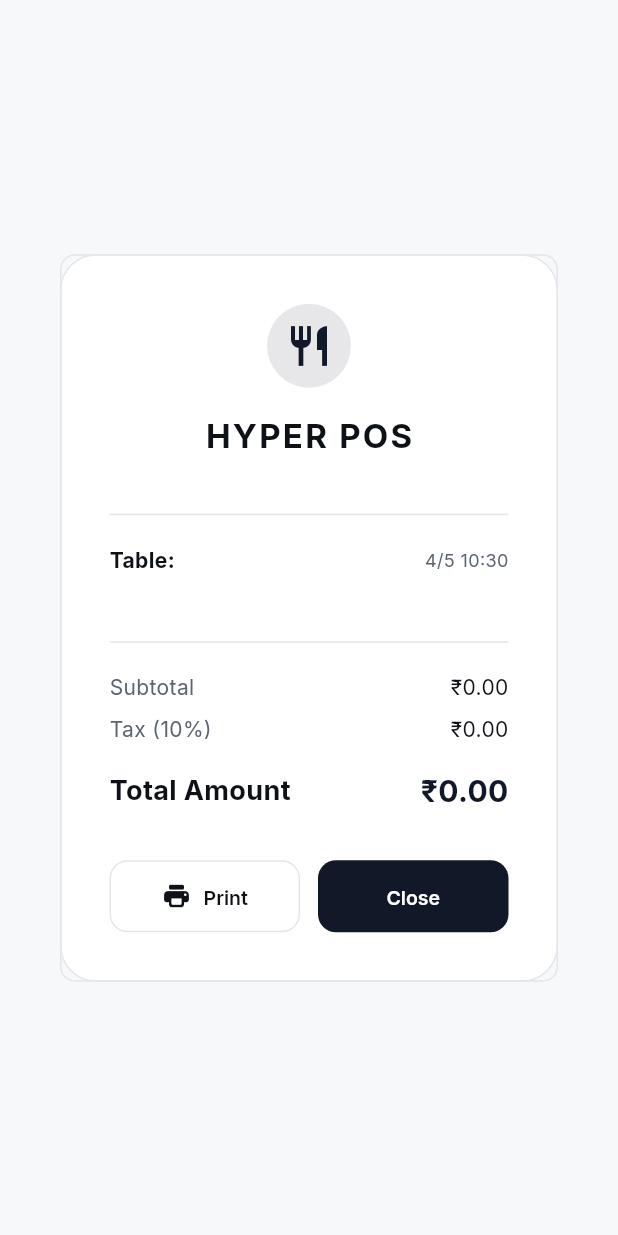
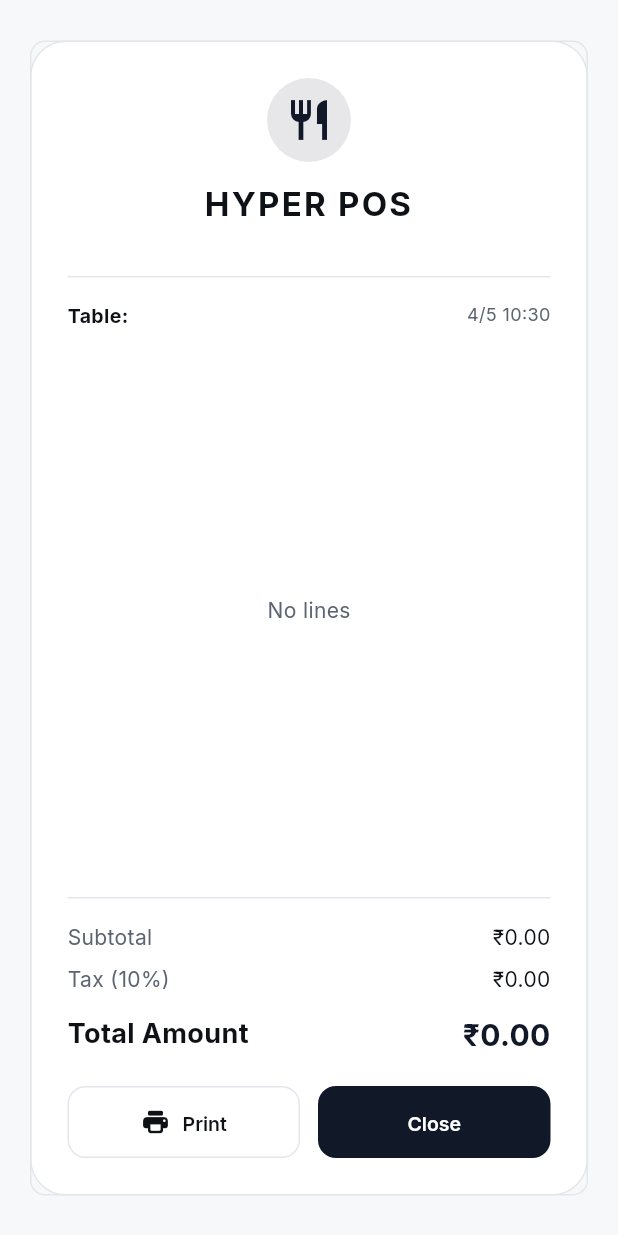
Before and after one commit to hyperingenious/cashier-dash, a Flutter app: the BillReceiptDialog widget shown alone on an empty page, opened directly with empty values, on a phone screen of 412 x 824 dp. Run offline on Flutter 3.47's test engine with Material 3 defaults, Android fonts, the phone set to English and light mode, and no system bars; our stand-ins replace dio, google_fonts, pdf, printing.

Commit message:
fix(receipt): scroll bill dialog body; stop overflow on long lines/large totals
Co-authored-by: Cursor <cursoragent@cursor.com>

```diff
--- a/lib/main.dart
+++ b/lib/main.dart
@@ -1,3 +1,5 @@
+import 'dart:math' as math;
+
 import 'package:dio/dio.dart';
 import 'package:flutter/material.dart';
 import 'package:google_fonts/google_fonts.dart';
@@ -3275,15 +3277,23 @@ class BillReceiptDialog extends StatelessWidget {
 
   @override
   Widget build(BuildContext context) {
+    final screenH = MediaQuery.sizeOf(context).height;
+    final maxDialogH = math.min(
+      math.min(screenH * 0.88, 720.0),
+      math.max(260.0, screenH - 48),
+    );
+
     return Dialog(
       backgroundColor: Colors.transparent,
+      insetPadding: const EdgeInsets.symmetric(horizontal: 20, vertical: 24),
       child: GlassContainer(
-        padding: const EdgeInsets.all(32),
+        padding: const EdgeInsets.all(24),
         borderRadius: 24,
         child: SizedBox(
           width: 380,
+          height: maxDialogH,
           child: Column(
-            mainAxisSize: MainAxisSize.min,
+            crossAxisAlignment: CrossAxisAlignment.stretch,
             children: [
               Container(
                 padding: const EdgeInsets.all(12),
@@ -3293,9 +3303,10 @@ class BillReceiptDialog extends StatelessWidget {
                 ),
                 child: const Icon(Icons.restaurant, color: PosColors.primary, size: 32),
               ),
-              const SizedBox(height: 16),
+              const SizedBox(height: 12),
               Text(
                 'HYPER POS',
+                textAlign: TextAlign.center,
                 style: GoogleFonts.inter(
                   fontSize: 22,
                   fontWeight: FontWeight.bold,
@@ -3305,6 +3316,7 @@ class BillReceiptDialog extends StatelessWidget {
               ),
               Text(
                 title,
+                textAlign: TextAlign.center,
                 style: GoogleFonts.inter(
                   color: PosColors.textMuted,
                   fontSize: 12,
@@ -3313,31 +3325,45 @@ class BillReceiptDialog extends StatelessWidget {
                 ),
               ),
               const Padding(
-                padding: EdgeInsets.symmetric(vertical: 20),
+                padding: EdgeInsets.symmetric(vertical: 16),
                 child: Divider(color: PosColors.border, thickness: 1),
               ),
               Row(
-                mainAxisAlignment: MainAxisAlignment.spaceBetween,
-                children: [
-                  Text('Table: $tableName',
-                    style: GoogleFonts.inter(fontWeight: FontWeight.bold, color: PosColors.textMain)),
+                crossAxisAlignment: CrossAxisAlignment.start,
+                children: [
+                  Expanded(
+                    child: Text(
+                      'Table: $tableName',
+                      style: GoogleFonts.inter(
+                        fontWeight: FontWeight.bold,
+                        color: PosColors.textMain,
+                        fontSize: 13,
+                      ),
+                    ),
+                  ),
                   Text(
                     '${timestamp.day}/${timestamp.month} ${timestamp.hour}:${timestamp.minute.toString().padLeft(2, '0')}',
                     style: GoogleFonts.inter(color: PosColors.textMuted, fontSize: 12),
                   ),
                 ],
               ),
-              const SizedBox(height: 24),
-              ConstrainedBox(
-                constraints: const BoxConstraints(maxHeight: 200),
-                child: ListView.builder(
-                  shrinkWrap: true,
+              const SizedBox(height: 12),
+              Expanded(
+                child: lines.isEmpty
+                    ? Center(
+                        child: Text(
+                          'No lines',
+                          style: GoogleFonts.inter(color: PosColors.textMuted),
+                        ),
+                      )
+                    : ListView.separated(
+                        physics: const AlwaysScrollableScrollPhysics(),
                         itemCount: lines.length,
+                        separatorBuilder: (_, __) => const SizedBox(height: 8),
                         itemBuilder: (context, index) {
                           final line = lines[index];
-                    return Padding(
-                      padding: const EdgeInsets.only(bottom: 10),
-                      child: Row(
+                          return Row(
+                            crossAxisAlignment: CrossAxisAlignment.start,
                             children: [
                               Expanded(
                                 child: Text(
@@ -3347,9 +3373,16 @@ class BillReceiptDialog extends StatelessWidget {
                                     fontSize: 14,
                                     fontWeight: FontWeight.w500,
                                   ),
-                            ),
-                          ),
-                          Text(
+                                  softWrap: true,
+                                ),
+                              ),
+                              const SizedBox(width: 10),
+                              ConstrainedBox(
+                                constraints: const BoxConstraints(maxWidth: 120),
+                                child: FittedBox(
+                                  fit: BoxFit.scaleDown,
+                                  alignment: Alignment.centerRight,
+                                  child: Text(
                                     line.lineTotalFormatted,
                                     style: GoogleFonts.inter(
                                       color: PosColors.textMain,
@@ -3357,22 +3390,23 @@ class BillReceiptDialog extends StatelessWidget {
                                       fontWeight: FontWeight.w600,
                                     ),
                                   ),
-                        ],
-                      ),
+                                ),
+                              ),
+                            ],
                           );
                         },
                       ),
               ),
               const Padding(
-                padding: EdgeInsets.symmetric(vertical: 20),
+                padding: EdgeInsets.symmetric(vertical: 16),
                 child: Divider(color: PosColors.border, thickness: 1, height: 1),
               ),
               _buildBillRow('Subtotal', totals.subtotalFormatted),
               const SizedBox(height: 8),
               _buildBillRow('Tax (10%)', totals.taxFormatted),
-              const SizedBox(height: 16),
+              const SizedBox(height: 12),
               _buildBillRow('Total Amount', totals.totalFormatted, isBold: true),
-              const SizedBox(height: 32),
+              const SizedBox(height: 20),
               Row(
                 children: [
                   Expanded(
```
Lines whose indentation alone changed are shown as unchanged.
